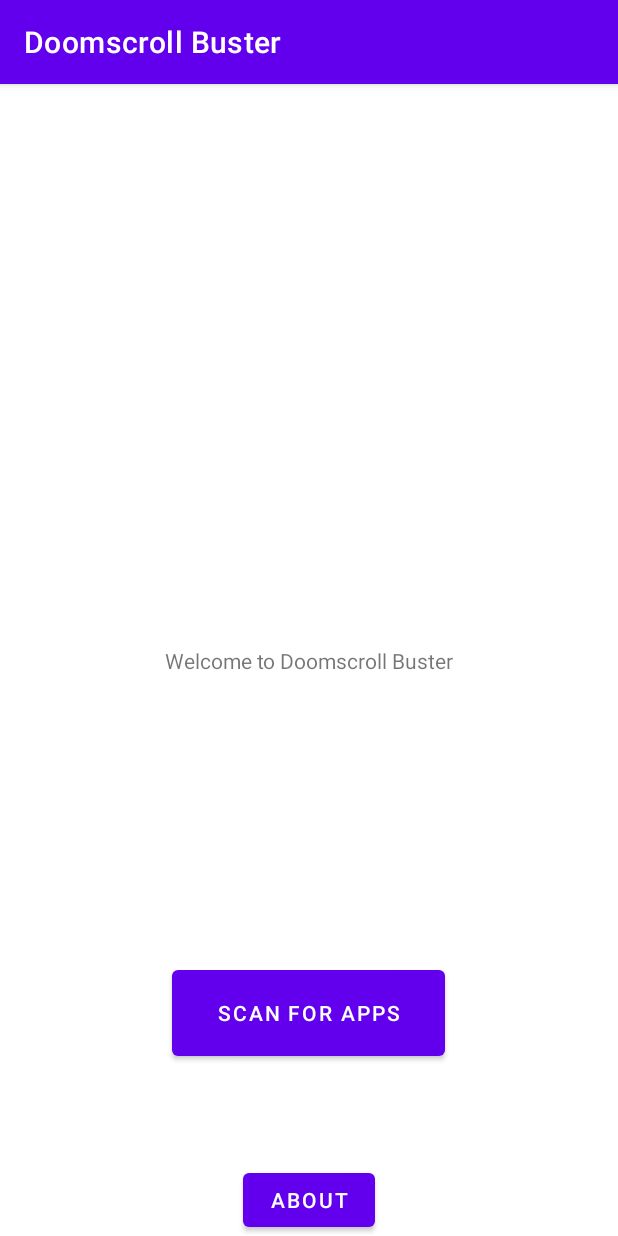
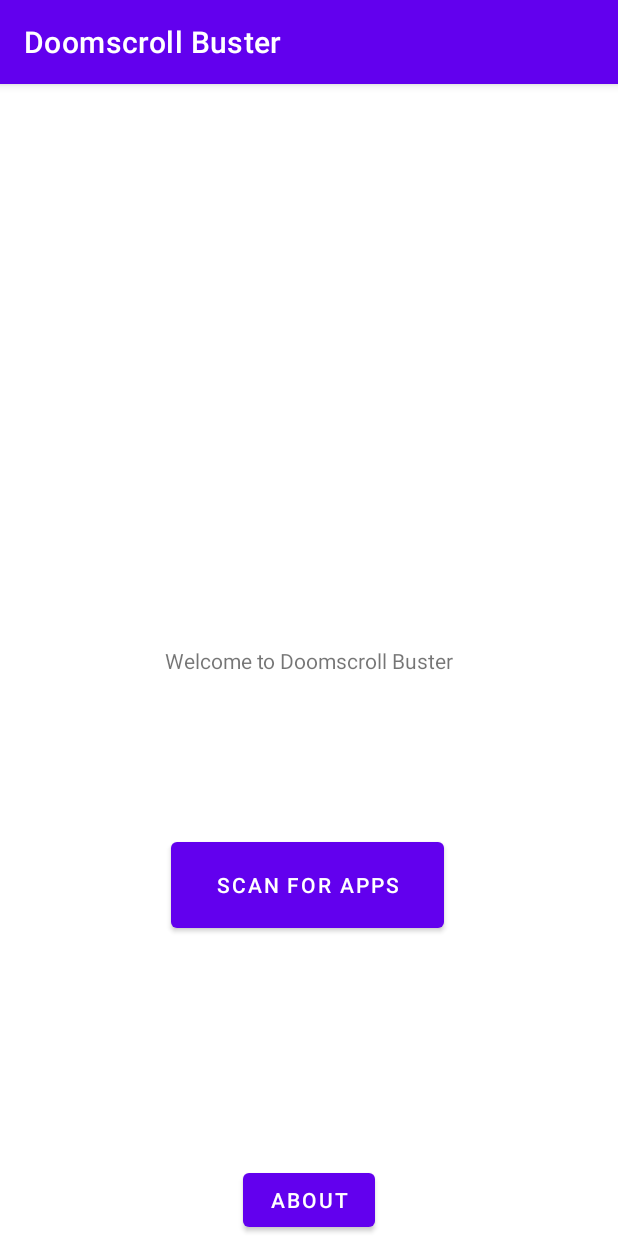
Before and after one commit to coadyman/DoomScrollBuster, an Android app: the screen it shows after launch (MainActivity), on a phone screen of 412 x 824 dp. Run offline under Robolectric (Android 15) with nearby library versions, the phone set to English and light mode, and no system bars.

Commit message:
Ohhh baby

```diff
--- a/app/src/main/res/layout/activity_main.xml
+++ b/app/src/main/res/layout/activity_main.xml
@@ -23,10 +23,10 @@
         android:text="Scan for Apps"
         app:layout_constraintBottom_toTopOf="@+id/button2"
         app:layout_constraintEnd_toEndOf="parent"
-        app:layout_constraintHorizontal_bias="0.499"
+        app:layout_constraintHorizontal_bias="0.497"
         app:layout_constraintStart_toStartOf="parent"
         app:layout_constraintTop_toTopOf="parent"
-        app:layout_constraintVertical_bias="0.899" />
+        app:layout_constraintVertical_bias="0.767" />
 
     <Button
         android:id="@+id/button2"
```
